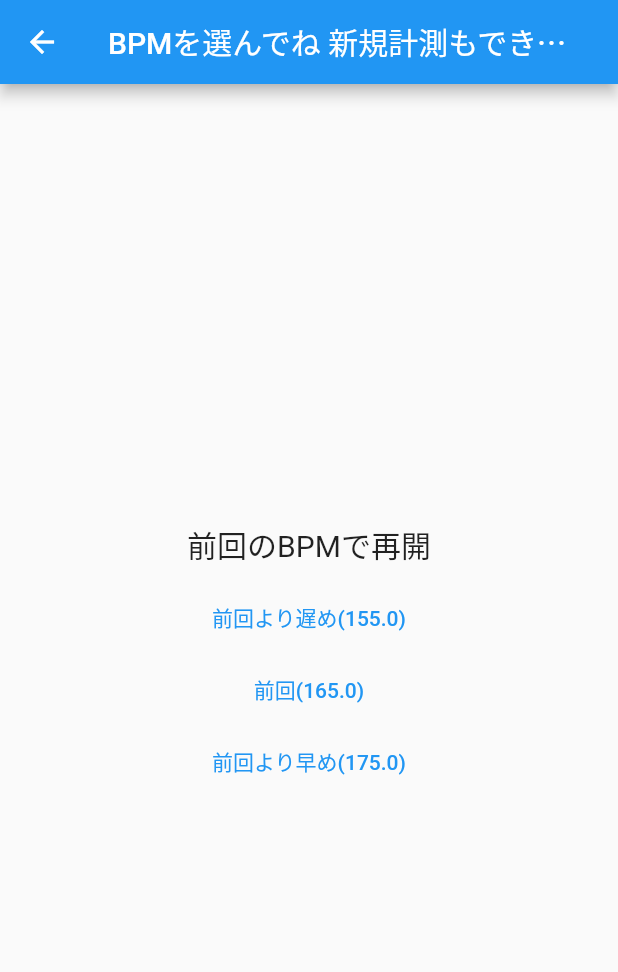
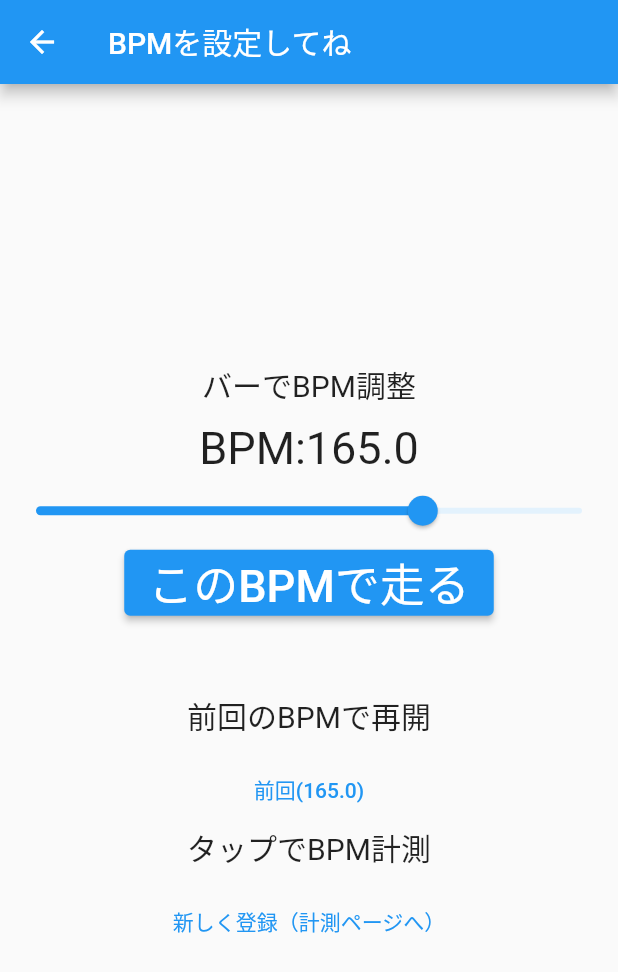
Before and after one commit to beatwalking55/beatim2, a Flutter app: the BPMSelectPage screen opened directly, on a phone screen of 412 x 824 dp. Shown: the top 972 px of the screen. Run offline on Flutter 3.47's test engine with Material 2 defaults, Android fonts, the phone set to English and light mode, and no system bars; our stand-ins replace cloud_firestore, firebase_core, just_audio; missing offline and left inert: audio_session; accounts and stored records are empty.

Commit message:
BPMselectpageにバー、再計測機能復活　（バグあり）

```diff
--- a/lib/BPMselectpage.dart
+++ b/lib/BPMselectpage.dart
@@ -1,5 +1,6 @@
 import 'package:beatim/musicselectfunction.dart';
 import 'package:beatim/playpage.dart';
+import 'package:beatim/BPMsensingpage.dart';
 import 'package:flutter/material.dart';
 import 'variables.dart';
 import 'dart:math';
@@ -14,122 +15,132 @@ class BPMSelectPage extends StatefulWidget {
 class _BPMSelectPageState extends State<BPMSelectPage> {
   @override
 
-  // //ペース調整バーに使う変数。それぞれ　バーの初期値、バーの最小値、バーの最大値
-  // double _runningpase = 333;
-  // double _min_runningpase = 240;
-  // double _max_runningpase = 420;
-  //
-  // //BPM算出に使う。BPM＝(この値)/走るペース
-  // double _pase = 333*176;
-
   Widget build(BuildContext context) {
     return Scaffold(
       appBar: AppBar(
-        title: Text("BPMを選んでね 新規計測もできるよ"),
+        title: Text("BPMを設定してね"),
       ),
       body: Center(
         child: Column(
           mainAxisAlignment: MainAxisAlignment.center,
           children: [
-
-            // //ペースから計算する部分
-            // Container(
-            //   child: Column(
-            //     mainAxisAlignment: MainAxisAlignment.center,
-            //     children: [
-            //       Text("ペースから自動で計算", style: TextStyle(fontSize: 20),),
-            //       SizedBox(height: 10,),
-            //       Text("${_runningpase~/60}min${(_runningpase%60).toInt()}s/km", style: TextStyle(fontSize: 30),), //ランニングペース(kmあたり）を表示
-            //       Text("BPM:${(176*333/_runningpase).toStringAsFixed(1)}",style: TextStyle(fontSize: 30),), //ランニングペースからBPMを計算して表示
-            //       Text("ペースを設定",style: TextStyle(fontSize: 20),),
-            //       Transform.rotate(
-            //         angle: pi,//逆向きにする
-            //         child: Slider(
-            //             inactiveColor: Colors.blue,//左側の色
-            //             activeColor: Colors.blue.shade50,//右側の色
-            //             thumbColor: Colors.blue,//バーの丸いやつの色
-            //             value: _runningpase,//バーの初期値を設定
-            //             min: _min_runningpase,
-            //             max: _max_runningpase,
-            //             onChanged:(value){
-            //               setState(() {
-            //                 _runningpase = value;
-            //               });
-            //             }
-            //         ),
-            //       ),
-            //       //計算したBPMを設定してplaypageに行くボタン。
-            //       ElevatedButton(onPressed: (){
-            //         Navigator.push(context,MaterialPageRoute(builder:(context) =>PlayPage()));
-            //         setState(() {
-            //           sensingBPM = 176*333/_runningpase;
-            //           previous_sensingBPM = 176*333/_runningpase;
-            //         });
-            //         playlist = musicselect(genre:genre, artist: artist, BPM: sensingBPM);
-            //       }, child: Text("このペースで走る",style: TextStyle(fontSize: 30),)
-            //       ),
-            //     ],
-            //   ),
-            // ),
-            // //中間にある隙間。
-            // SizedBox(height: 50,),
-            //過去のBPMから選ぶ部分。
+            //ペースから計算する部分
             Container(
               child: Column(
                 mainAxisAlignment: MainAxisAlignment.center,
                 children: [
-                  Text("前回のBPMで再開", style: TextStyle(fontSize: 20),),
-                  SizedBox(height: 10,),
-                  //前回のBPM-10を選ぶボタン
-                  TextButton(onPressed: (){
-                    Navigator.push(context,MaterialPageRoute(builder:(context) =>(PlayPage())));
-                    setState(() {
-                      sensingBPM = previous_sensingBPM - 10;
-                      previous_sensingBPM -= 10;
-                    });
-                    playlist = musicselect(genre:genre, artist:artist, BPM:sensingBPM);
-                  }, child: Text("前回より遅め(${previous_sensingBPM - 10})")
+                  Text(
+                    "バーでBPM調整",
+                    style: TextStyle(fontSize: 20),
                   ),
-                  //前回のBPMを選ぶボタン
-                  TextButton(onPressed: (){
-                    Navigator.push(context,MaterialPageRoute(builder:(context) =>PlayPage()));
-                    setState(() {
-                      sensingBPM = previous_sensingBPM;
-                    });
-                    playlist = musicselect(genre:genre, artist:artist, BPM:sensingBPM);
-                  }, child: Text("前回(${previous_sensingBPM})")
+                  SizedBox(
+                    height: 10,
                   ),
-                  //前回のBPM+10を選ぶボタン
-                  TextButton(onPressed: (){
-                    Navigator.push(context,MaterialPageRoute(builder:(context) =>PlayPage()));
-                    setState(() {
-                      sensingBPM = previous_sensingBPM + 10;
-                      previous_sensingBPM += 10;
-                    });
-                    playlist = musicselect(genre:genre, artist: artist, BPM: sensingBPM);
-                  }, child: Text("前回より早め(${previous_sensingBPM + 10})")
+                  Text(
+                    "BPM:${sensingBPM.toStringAsFixed(1)}",
+                    style: TextStyle(fontSize: 30),
+                  ), //ランニングペースからBPMを計算して表示
+                  Transform.rotate(
+                    angle: 0,
+                    child: Slider(
+                        inactiveColor: Colors.blue.shade50, //左側の色
+                        activeColor: Colors.blue, //右側の色
+                        thumbColor: Colors.blue, //バーの丸いやつの色
+                        value: sensingBPM, //バーの初期値を設定
+                        min: 80,
+                        max: 200,
+                        onChanged: (value) {
+                          setState(() {
+                            sensingBPM = value;
+                          });
+                        }),
                   ),
+                  //計算したBPMを設定してplaypageに行くボタン。
+                  ElevatedButton(
+                      onPressed: () {
+                        Navigator.push(
+                            context,
+                            MaterialPageRoute(
+                                builder: (context) => PlayPage()));
+                        setState(() {
+                          sensingBPM = sensingBPM;
+                          previous_sensingBPM = previous_sensingBPM;
+                        });
+                        playlist = musicselect(
+                            genre: genre, artist: artist, BPM: sensingBPM);
+                      },
+                      child: Text(
+                        "このBPMで走る",
+                        style: TextStyle(fontSize: 30),
+                      )),
                 ],
               ),
             ),
-            //BPMを新規計測する部分。
-            // TextButton(onPressed: () async {
-            //   setState(() {
-            //     comefrom = "bpmselectpage";
-            //   });
-            //   // player.pause();
-            //   await Navigator.of(context).push(
-            //     MaterialPageRoute(
-            //       builder:(context) => BPMSensingPage()
-            //       )
-            //   );
-            //   setState(() {});
-            // }, child: Text("新しく登録（計測ページへ）")),
-            //前のページにもどるボタン。画面上に出てくる左矢印と同じ機能。
-            // TextButton(onPressed: (){
-            //   Navigator.pop(context);
-            // }, child: Text("アーティスト選択にもどる")
-            // ),
+
+            //中間にある隙間。
+            SizedBox(
+              height: 50,
+            ),
+
+            // 過去のBPMから選ぶ部分。
+            Container(
+              child: Column(
+                mainAxisAlignment: MainAxisAlignment.center,
+                children: [
+                  Text(
+                    "前回のBPMで再開",
+                    style: TextStyle(fontSize: 20),
+                  ),
+                  SizedBox(
+                    height: 10,
+                  ),
+
+                  //前回のBPMを選ぶボタン
+                  TextButton(
+                      onPressed: () {
+                        Navigator.push(
+                            context,
+                            MaterialPageRoute(
+                                builder: (context) => PlayPage()));
+                        setState(() {
+                          sensingBPM = previous_sensingBPM;
+                        });
+                        playlist = musicselect(
+                            genre: genre, artist: artist, BPM: sensingBPM);
+                      },
+                      child: Text("前回(${previous_sensingBPM})")),
+                ],
+              ),
+            ),
+
+            // BPMを新規計測する部分。
+            Container(
+              child: Column(
+                mainAxisAlignment: MainAxisAlignment.center,
+                children: [
+                  Text(
+                    "タップでBPM計測",
+                    style: TextStyle(fontSize: 20),
+                  ),
+                  SizedBox(
+                    height: 10,
+                  ),
+                  TextButton(
+                    onPressed: () async {
+                      setState(() {
+                        comefrom = "bpmselectpage";
+                        previous_sensingBPM = sensingBPM;
+                      });
+                      // player.pause();
+                      await Navigator.of(context).push(MaterialPageRoute(
+                          builder: (context) => BPMSensingPage()));
+                      setState(() {});
+                    },
+                    child: Text("新しく登録（計測ページへ）")
+                  ),
+                ]
+              ),
+            )
           ],
         ),
       ),
--- a/lib/playpage.dart
+++ b/lib/playpage.dart
@@ -159,7 +159,7 @@ class _PlayPageState extends State<PlayPage> {
                   )
               );
               setState(() {
-                //comefrom = "playpage";
+                comefrom = "playpage";
                 previous_sensingBPM = sensingBPM;
               });
             }, child: Text("再計測")
--- a/lib/variables.dart
+++ b/lib/variables.dart
@@ -9,7 +9,7 @@ var music = "audio/Mrs. GREEN APPLE_青と夏__BPM185.mp3"; //再生する曲の
 var visible = false; //「評価ページへ」ボタンと「再生中の曲を表示するやつ」が表示されるかどうか。一曲目がされるまでfalseにするのが望ましい。
 var changingspeed = true; //曲の再生速度を変えているかどうか。「原曲」「走速」の表示切り替えに使う。
 var changingspeedbutton = "原曲"; //「再生中の曲を表示するやつ」の原曲走速を切り替えるボタンに表示される文字。
-//String comefrom = "bpmselectpage"; //BPMsensingpage　に遷移した際BPMselectpageとplaypageどちらからきたのかを示す。
+String comefrom = "bpmselectpage"; //BPMsensingpage　に遷移した際BPMselectpageとplaypageどちらからきたのかを示す。
 
 double bpm_ratio = 1.0; //BPM比であり曲の再生速度
 double ORIGINAL_musicBPM = 138; //goodnight:138, bgm1:152
```
